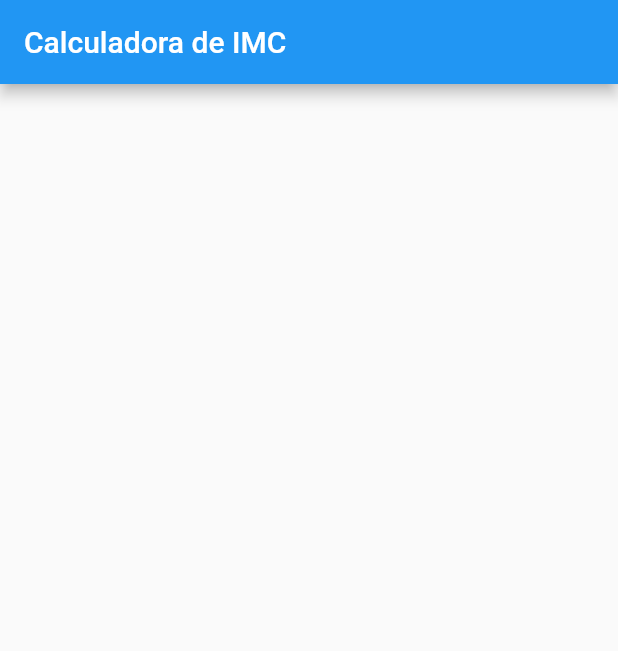
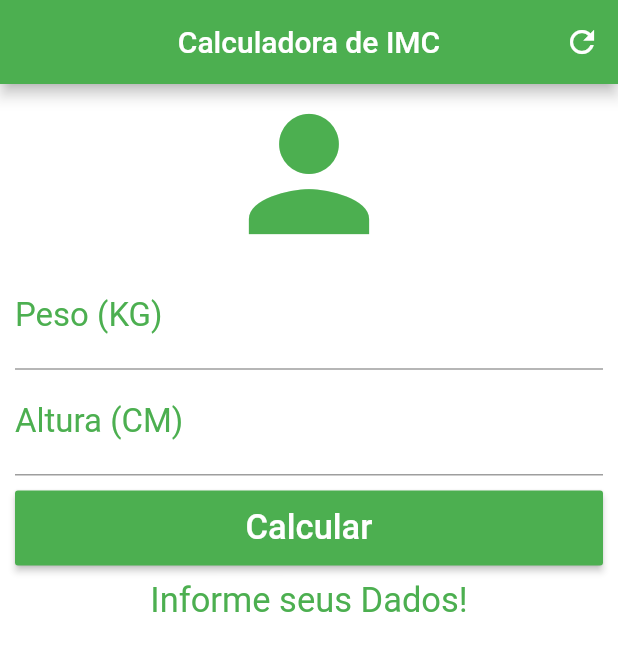
Before and after one commit to koetz05/FlutterCalculadoraIMC, a Flutter app: the screen it shows after launch, on a phone screen of 412 x 824 dp. Shown: the top 651 px of the screen. Run offline on Flutter 3.47's test engine with Material 2 defaults, Android fonts, the phone set to English and light mode, and no system bars.

Commit message:
Calculadora De IMC

```diff
--- a/lib/main.dart
+++ b/lib/main.dart
@@ -1,6 +1,7 @@
+import 'package:flutter/cupertino.dart';
 import 'package:flutter/material.dart';
 
-void main(){
+void main() {
   runApp(MaterialApp(
     home: Home(),
   ));
@@ -12,12 +13,125 @@ class Home extends StatefulWidget {
 }
 
 class _HomeState extends State<Home> {
+  TextEditingController weightController = TextEditingController();
+  TextEditingController heightController = TextEditingController();
+
+  GlobalKey<FormState> _formKey = GlobalKey<FormState>();
+
+  String _infoText = "Informe seus Dados!";
+
+  void _resetFields() {
+    setState(() {
+      weightController.text = "";
+      heightController.text = "";
+      _infoText = "Informe seus Dados!";
+      _formKey = GlobalKey<FormState>();
+    });
+  }
+
+  void _calculate() {
+    setState(() {
+      double weight = double.parse(weightController.text);
+      double height = double.parse(heightController.text) / 100;
+      double imc = weight / (height * height);
+      if (imc < 18.6) {
+        _infoText = "Abaixo do Peso(${imc.toStringAsPrecision(3)})";
+      } else if (imc >= 18.6 && imc < 24.9) {
+        _infoText = "Peso Ideal(${imc.toStringAsPrecision(3)})";
+      } else if (imc >= 24.9 && imc < 29.9) {
+        _infoText = "Levemente Acima do Peso(${imc.toStringAsPrecision(3)})";
+      } else if (imc >= 29.9 && imc < 34.9) {
+        _infoText = "Obesidade Grau I(${imc.toStringAsPrecision(3)})";
+      } else if (imc >= 34.9 && imc < 39.9) {
+        _infoText = "Obesidade Grau II(${imc.toStringAsPrecision(3)})";
+      } else if (imc >= 40) {
+        _infoText = "Obesidade Grau III(${imc.toStringAsPrecision(3)})";
+      }
+    });
+  }
+
   @override
   Widget build(BuildContext context) {
     return Scaffold(
-      appBar: AppBar(
-        title: Text("Calculadora de IMC"),
-      ),
-    );
+        appBar: AppBar(
+          title: Text("Calculadora de IMC"),
+          centerTitle: true,
+          backgroundColor: Colors.green,
+          actions: <Widget>[
+            IconButton(
+              icon: Icon(Icons.refresh),
+              onPressed: _resetFields,
+            )
+          ],
+        ),
+        backgroundColor: Colors.white,
+        body: SingleChildScrollView(
+            padding: EdgeInsets.fromLTRB(10.0, 0.0, 10.0, 0.0),
+            child: Form(
+              key: _formKey,
+              child: Column(
+                crossAxisAlignment: CrossAxisAlignment.stretch,
+                children: <Widget>[
+                  Icon(
+                    Icons.person,
+                    size: 120.0,
+                    color: Colors.green,
+                  ),
+                  TextFormField(
+                    keyboardType: TextInputType.number,
+                    decoration: InputDecoration(
+                        labelText: "Peso (KG)",
+                        labelStyle: TextStyle(color: Colors.green)),
+                    textAlign: TextAlign.center,
+                    style: TextStyle(color: Colors.green, fontSize: 22.0),
+                    controller: weightController,
+                    // ignore: missing_return
+                    validator: (value) {
+                      if (value.isEmpty) {
+                        return "Insira seu Peso";
+                      }
+                    },
+                  ),
+                  TextFormField(
+                    keyboardType: TextInputType.number,
+                    decoration: InputDecoration(
+                        labelText: "Altura (CM)",
+                        labelStyle: TextStyle(color: Colors.green)),
+                    textAlign: TextAlign.center,
+                    style: TextStyle(color: Colors.green, fontSize: 22.0),
+                    controller: heightController,
+                    // ignore: missing_return
+                    validator: (value) {
+                      if (value.isEmpty) {
+                        return "Insira sua Altura";
+                      }
+                    },
+                  ),
+                  Padding(
+                    padding: EdgeInsets.only(top: 10.0, bottom: 10.0),
+                    child: Container(
+                      height: 50.0,
+                      child: RaisedButton(
+                        child: Text(
+                          "Calcular",
+                          style: TextStyle(color: Colors.white, fontSize: 23.0),
+                        ),
+                        color: Colors.green,
+                        onPressed: (){
+                          if(_formKey.currentState.validate()){
+                            _calculate();
+                          }
+                        },
+                      ),
+                    ),
+                  ),
+                  Text(
+                    _infoText,
+                    textAlign: TextAlign.center,
+                    style: TextStyle(color: Colors.green, fontSize: 23.0),
+                  )
+                ],
+              ),
+            )));
   }
 }
```
